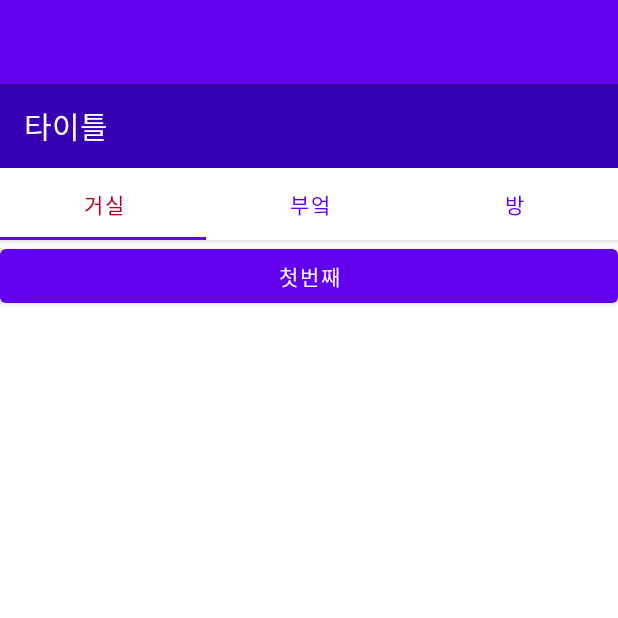
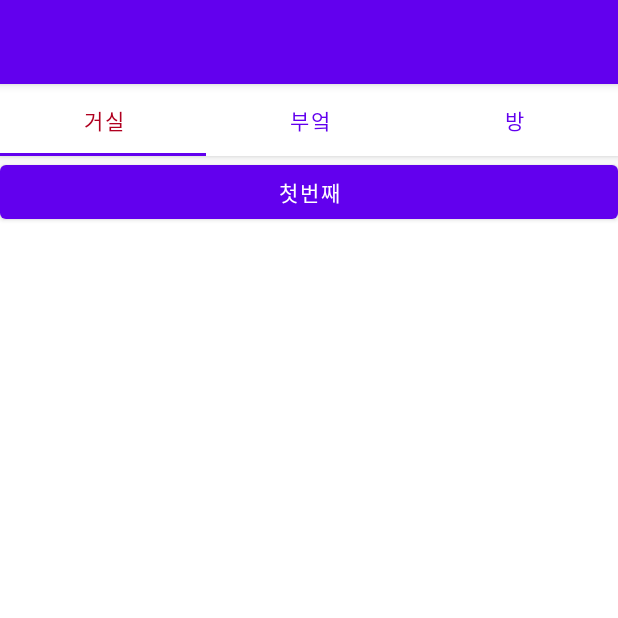
Before and after one commit to fallen0253/homePlus, an Android app: the homePlusMain screen opened directly, with no data from a screen before it, on a phone screen of 412 x 824 dp, the top half of it. Run offline under Robolectric (Android 15) with nearby library versions, the phone set to English and light mode, and no system bars.

Commit message:
위젯 toolbar 임포트를 androidx.appcompat.widget.Toolbar로 변경하니 정상적으로 잘 가져옴. fragmentRoom 포지션을 3-> 2로 변경
툴바 주석 처리

```diff
--- a/app/src/main/java/com/example/homeplus/homePlusMain.java
+++ b/app/src/main/java/com/example/homeplus/homePlusMain.java
@@ -11,7 +11,7 @@ import android.util.Log;
 import com.google.android.material.tabs.TabLayout;
 
 public class homePlusMain extends AppCompatActivity {
-    Toolbar toolbar;
+   /* Toolbar toolbar;*/
     FragmentLivingRoom fragmentLivingRoom;
     FragmentKitchen fragmentKitchen;
     FragmentRoom fragmentRoom;
@@ -19,7 +19,7 @@ public class homePlusMain extends AppCompatActivity {
     protected void onCreate(Bundle savedInstanceState) {
         super.onCreate(savedInstanceState);
         setContentView(R.layout.activity_home_plus_main);
-        toolbar=findViewById(R.id.toolbar);
+        /*toolbar=findViewById(R.id.toolbar);*/
 
         ActionBar actionBar = getSupportActionBar();
         actionBar.setDisplayShowTitleEnabled(false);
--- a/app/src/main/res/layout/activity_home_plus_main.xml
+++ b/app/src/main/res/layout/activity_home_plus_main.xml
@@ -15,7 +15,7 @@
             android:layout_width="match_parent"
             android:layout_height="wrap_content"
             android:theme="@style/ThemeOverlay.AppCompat.Dark.ActionBar">
-            <androidx.appcompat.widget.Toolbar
+          <!--  <androidx.appcompat.widget.Toolbar
                 android:id="@+id/toolbar"
                 android:layout_width="match_parent"
                 android:layout_height="wrap_content"
@@ -23,14 +23,14 @@
                 android:elevation="1dp"
                 android:theme="@style/ThemeOverlay.AppCompat.Dark">
 
-                <TextView
+            &lt;!&ndash;    <TextView
                     android:id="@+id/titleText"
                     android:layout_width="wrap_content"
                     android:layout_height="wrap_content"
-                    android:text="타이틀"
-                    android:textAppearance="@style/Base.TextAppearance.Widget.AppCompat.Toolbar.Title"/>
+                    android:text="Home PLUS"
+                    android:textAppearance="@style/Base.TextAppearance.Widget.AppCompat.Toolbar.Title"/>&ndash;&gt;
 
-            </androidx.appcompat.widget.Toolbar>
+            </androidx.appcompat.widget.Toolbar>-->
 
             <com.google.android.material.tabs.TabLayout
                 android:id="@+id/tabs"
```
